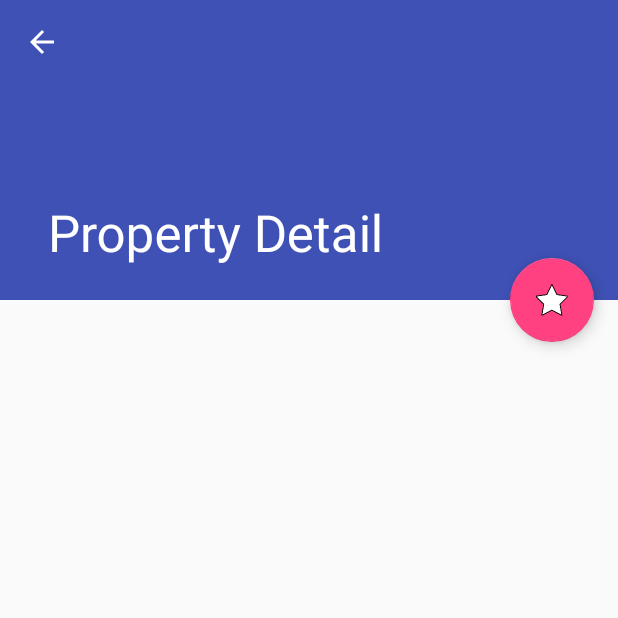
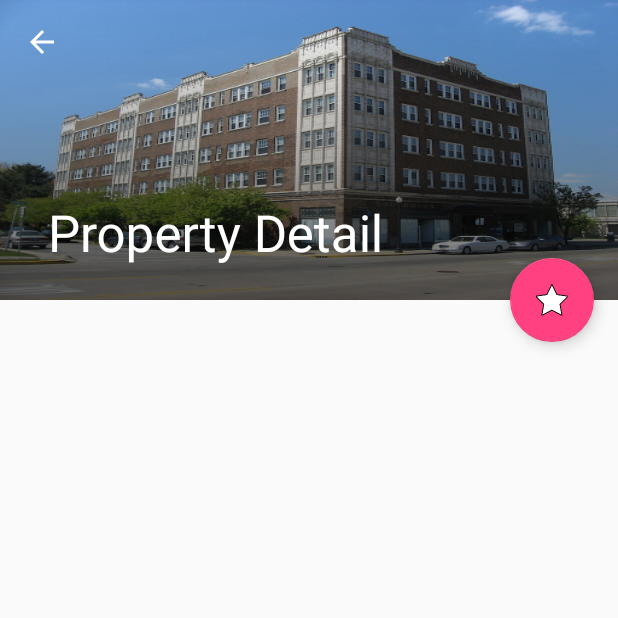
Before and after one commit to rammandadapu/RentalApp, an Android app: the PropertyDetailActivity screen opened directly, with no data from a screen before it, on a phone screen of 412 x 824 dp, the top half of it. Run offline under Robolectric (Android 15) with nearby library versions, the phone set to English and light mode, and no system bars; 1 statement that could not run was skipped.

Commit message:
layout formatting detail

```diff
--- a/RentalApp/app/src/main/res/layout/activity_property_detail.xml
+++ b/RentalApp/app/src/main/res/layout/activity_property_detail.xml
@@ -18,10 +18,18 @@
             android:id="@+id/toolbar_layout"
             android:layout_width="match_parent"
             android:layout_height="match_parent"
+            android:background="@mipmap/apartment"
             android:fitsSystemWindows="true"
             app:contentScrim="?attr/colorPrimary"
             app:layout_scrollFlags="scroll|exitUntilCollapsed"
             app:toolbarId="@+id/toolbar">
+
+            <View
+                android:layout_width="match_parent"
+                android:layout_height="match_parent"
+                android:id="@+id/property_gradient_detail"
+                android:background="@mipmap/gradient"
+                android:scaleType="centerCrop"/>
 
             <android.support.v7.widget.Toolbar
                 android:id="@+id/detail_toolbar"
```
